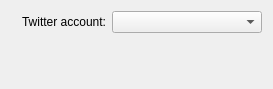
Before: the Qt Designer form plugins/uploaders/posterous/posterousprefs.ui in KDE/choqok, drawn with Qt 5.
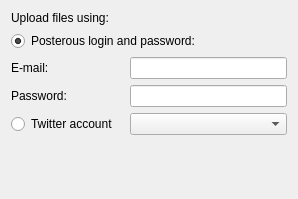
After: the same form once the commit is applied. Custom widgets are drawn as their Qt base class.

Commit message: Trying to add basic auth to Posterous media uploader

Diff of the .ui file:
```diff
--- a/plugins/uploaders/posterous/posterousprefs.ui
+++ b/plugins/uploaders/posterous/posterousprefs.ui
@@ -6,22 +6,12 @@
    <rect>
     <x>0</x>
     <y>0</y>
-    <width>273</width>
-    <height>89</height>
+    <width>298</width>
+    <height>199</height>
    </rect>
   </property>
   <layout class="QGridLayout" name="gridLayout">
-   <item row="0" column="0">
-    <widget class="QLabel" name="label_2">
-     <property name="text">
-      <string>Twitter account:</string>
-     </property>
-     <property name="alignment">
-      <set>Qt::AlignRight|Qt::AlignTrailing|Qt::AlignVCenter</set>
-     </property>
-    </widget>
-   </item>
-   <item row="2" column="0" colspan="2">
+   <item row="6" column="0" colspan="3">
     <spacer name="verticalSpacer">
      <property name="orientation">
       <enum>Qt::Vertical</enum>
@@ -34,8 +24,8 @@
      </property>
     </spacer>
    </item>
-   <item row="0" column="1">
-    <widget class="KComboBox" name="accountsList">
+   <item row="4" column="2">
+    <widget class="KComboBox" name="cfg_accountsList">
      <property name="minimumSize">
       <size>
        <width>150</width>
@@ -44,6 +34,50 @@
      </property>
     </widget>
    </item>
+   <item row="4" column="0">
+    <widget class="QRadioButton" name="cfg_oauth">
+     <property name="text">
+      <string>Twitter account</string>
+     </property>
+    </widget>
+   </item>
+   <item row="1" column="0" colspan="3">
+    <widget class="QRadioButton" name="cfg_basic">
+     <property name="text">
+      <string>Posterous login and password:</string>
+     </property>
+     <property name="checked">
+      <bool>true</bool>
+     </property>
+    </widget>
+   </item>
+   <item row="0" column="0" colspan="3">
+    <widget class="QLabel" name="label">
+     <property name="text">
+      <string>Upload files using:</string>
+     </property>
+    </widget>
+   </item>
+   <item row="2" column="0">
+    <widget class="QLabel" name="label_2">
+     <property name="text">
+      <string>E-mail:</string>
+     </property>
+    </widget>
+   </item>
+   <item row="2" column="2">
+    <widget class="QLineEdit" name="cfg_login"/>
+   </item>
+   <item row="3" column="0">
+    <widget class="QLabel" name="label_3">
+     <property name="text">
+      <string>Password:</string>
+     </property>
+    </widget>
+   </item>
+   <item row="3" column="2">
+    <widget class="QLineEdit" name="cfg_password"/>
+   </item>
   </layout>
  </widget>
  <customwidgets>
```
The commit also changes 4 other files.
